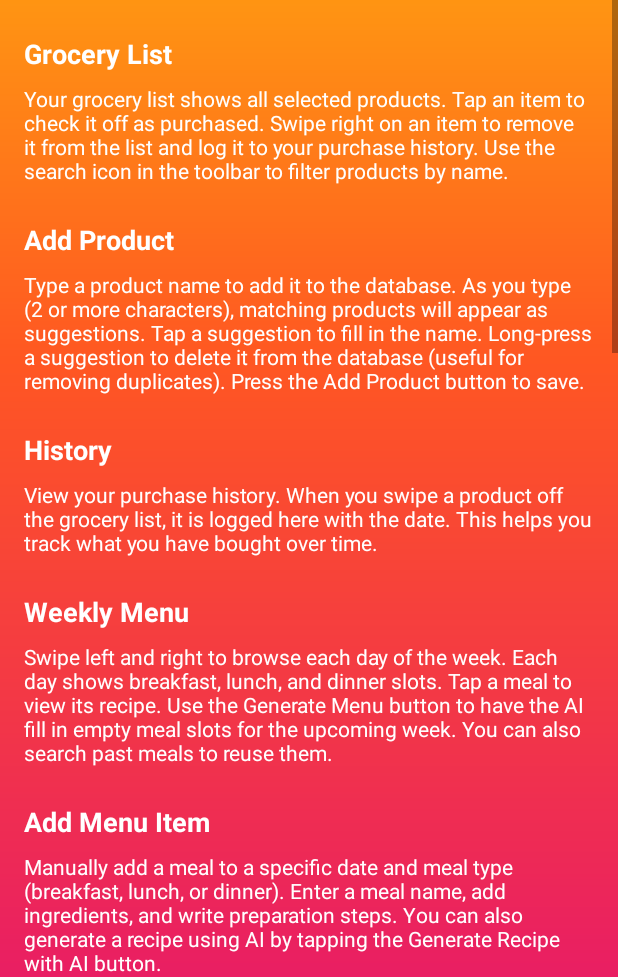
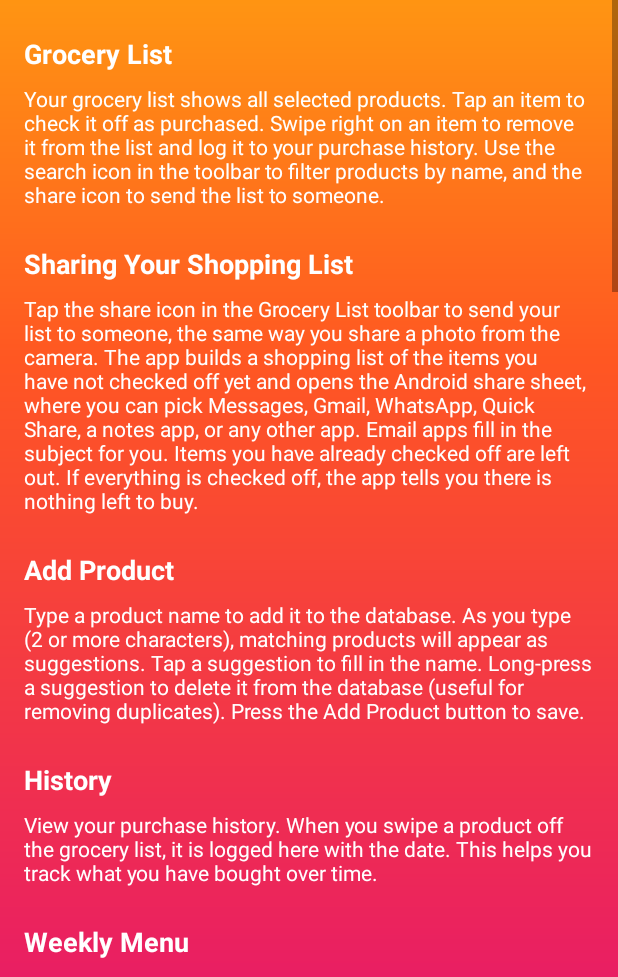
Before and after one commit to byroncoughlinSr/FamilyMealManagement, an Android app: the HelpActivity screen opened directly, with no data from a screen before it, on a phone screen of 412 x 824 dp, the part 259-1236 px from its top. Run offline under Robolectric (Android 15) with nearby library versions, the phone set to English and light mode, and no system bars.

Commit message:
Share the grocery list as a shopping list (#27) (#28)
- Share icon in the Grocery List toolbar opens the Android share sheet,
  like the camera's share button, with a plain-text shopping list
- The list holds only items not yet checked off, titled with the date
  ("Shopping List – Mon, Nov 23"), one "☐ item" line each; email apps
  get the title as the subject
- Shows "Nothing left to buy" instead of the share sheet when every
  item is checked off
- ShoppingListFormatter builds the text (plain Java); the view model
  loads the items off the main thread
- Help screen gains a "Sharing Your Shopping List" section; CLAUDE.md
  documents the feature; new README.md covers the whole app

Closes #27


Claude-Session: https://claude.ai/code/session_01QasmBFqqdvDUMn39d11Lqw

Co-authored-by: Claude Opus 5.5 <noreply@anthropic.com>

```diff
--- a/org.coughlin.android.fmm.v2.application1/orgcoughlinandroidfmmv2application/src/main/res/layout/activity_help.xml
+++ b/org.coughlin.android.fmm.v2.application1/orgcoughlinandroidfmmv2application/src/main/res/layout/activity_help.xml
@@ -59,7 +59,25 @@
                 android:textSize="14sp"
                 android:textColor="@android:color/white"
                 android:layout_marginBottom="24dp"
-                android:text="Your grocery list shows all selected products. Tap an item to check it off as purchased. Swipe right on an item to remove it from the list and log it to your purchase history. Use the search icon in the toolbar to filter products by name." />
+                android:text="Your grocery list shows all selected products. Tap an item to check it off as purchased. Swipe right on an item to remove it from the list and log it to your purchase history. Use the search icon in the toolbar to filter products by name, and the share icon to send the list to someone." />
+
+            <!-- Sharing Your Shopping List -->
+            <TextView
+                android:layout_width="wrap_content"
+                android:layout_height="wrap_content"
+                android:text="@string/help_share_list_heading"
+                android:textStyle="bold"
+                android:textSize="18sp"
+                android:textColor="@android:color/white"
+                android:layout_marginBottom="8dp" />
+
+            <TextView
+                android:layout_width="wrap_content"
+                android:layout_height="wrap_content"
+                android:textSize="14sp"
+                android:textColor="@android:color/white"
+                android:layout_marginBottom="24dp"
+                android:text="@string/help_share_list_body" />
 
             <!-- Add Product -->
             <TextView
--- a/org.coughlin.android.fmm.v2.application1/orgcoughlinandroidfmmv2application/src/main/res/menu/grocerylist.xml
+++ b/org.coughlin.android.fmm.v2.application1/orgcoughlinandroidfmmv2application/src/main/res/menu/grocerylist.xml
@@ -11,6 +11,11 @@
         android:icon="@drawable/ic_clear_menu"
         android:title="@string/clear_grocery_list"
         app:showAsAction="never" />
+    <item
+        android:id="@+id/action_share_grocery_list"
+        android:icon="@drawable/ic_share"
+        android:title="@string/share_list"
+        app:showAsAction="always" />
     <item android:id="@+id/search"
         android:icon="@drawable/ic_menu_search"
         android:title="@string/search_title"
--- a/org.coughlin.android.fmm.v2.application1/orgcoughlinandroidfmmv2application/src/main/res/values/strings.xml
+++ b/org.coughlin.android.fmm.v2.application1/orgcoughlinandroidfmmv2application/src/main/res/values/strings.xml
@@ -163,6 +163,11 @@
     <string name="settings_prompt_required">Prompt cannot be empty</string>
     <string name="title_activity_help">Help</string>
     <string name="help_title">Help &amp; Instructions</string>
+    <string name="help_share_list_heading">Sharing Your Shopping List</string>
+    <string name="help_share_list_body">Tap the share icon in the Grocery List toolbar to send your list to someone, the same way you share a photo from the camera. The app builds a shopping list of the items you have not checked off yet and opens the Android share sheet, where you can pick Messages, Gmail, WhatsApp, Quick Share, a notes app, or any other app. Email apps fill in the subject for you. Items you have already checked off are left out. If everything is checked off, the app tells you there is nothing left to buy.</string>
+    <string name="share_list">Share list</string>
+    <string name="share_list_chooser_title">Share shopping list</string>
+    <string name="share_list_nothing_to_buy">Nothing left to buy \u2014 the shopping list is empty</string>
     <string name="long_press_to_delete">Hold to delete</string>
     <string name="clear_grocery_list">Clear List</string>
 
```
Also changed, not shown: org.coughlin.android.fmm.v2.application1/orgcoughlinandroidfmmv2application/src/main/java/org/coughlin/grocerylist/GroceryListViewModel.java (+11 -0 lines), org.coughlin.android.fmm.v2.application1/orgcoughlinandroidfmmv2application/src/main/java/org/coughlin/grocerylist/GrocerylistActivity.java (+28 -0 lines), org.coughlin.android.fmm.v2.application1/orgcoughlinandroidfmmv2application/src/main/java/org/coughlin/grocerylist/ShoppingListFormatter.java (added, +54 -0 lines), org.coughlin.android.fmm.v2.application1/orgcoughlinandroidfmmv2application/src/main/res/drawable/ic_share.xml (added, +11 -0 lines), 2 other files.
